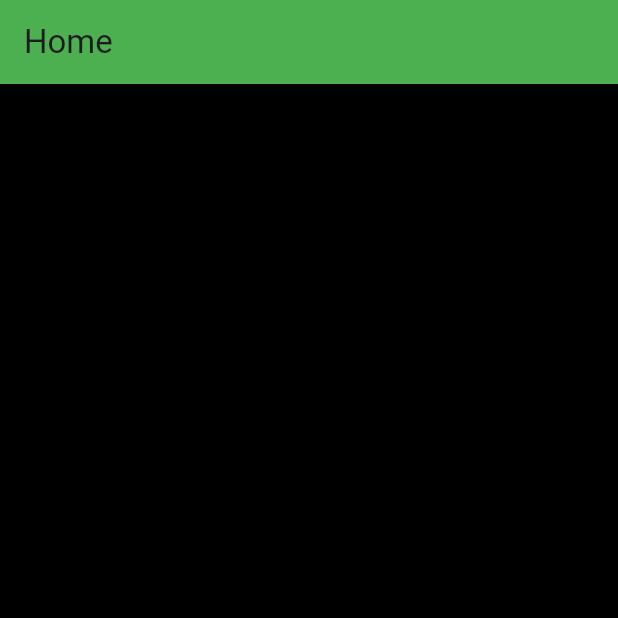
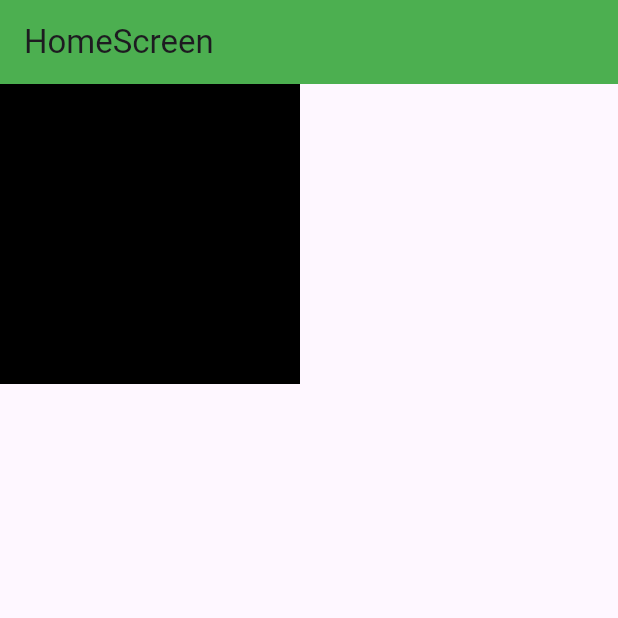
Before and after one commit to SubrataSft/flutter-practice, a Flutter app: the screen it shows after launch, on a phone screen of 412 x 824 dp, the top half of it. Run offline on Flutter 3.47's test engine with Material 3 defaults, Android fonts, the phone set to English and light mode, and no system bars.

Commit message:
AspectRation, Expanded,FractionallySizedBox

```diff
--- a/lib/main.dart
+++ b/lib/main.dart
@@ -1,6 +1,5 @@
-
+import 'package:flutter/cupertino.dart';
 import 'package:flutter/material.dart';
-
 
 void main() {
   runApp(MyApp());
@@ -11,72 +10,46 @@ class MyApp extends StatelessWidget {
 
   @override
   Widget build(BuildContext context) {
-    return MaterialApp(
-      home: Home(),
+    return MaterialApp(home: HomeScreen());
+  }
+}
+
+class HomeScreen extends StatelessWidget {
+  const HomeScreen({super.key});
+
+  @override
+  Widget build(BuildContext context) {
+    return Scaffold(
+      appBar: AppBar(backgroundColor: Colors.green, title: Text("HomeScreen")),
+      body: Column(
+        children: [
+          // Expanded(
+          //   flex: 3,
+          //   child: Container(height: 100, width: 100, color: Colors.green),
+          // ),
+          // Flexible(
+          //   flex: 3,
+          //   fit: FlexFit.tight,
+          //   child: Container(height: 100, width: 100, color: Colors.red),
+          // ),
+          // Flexible(
+          //   fit: FlexFit.tight,
+          //   child: Container(height: 100, width: 100, color: Colors.yellow),
+          // ),
+          /* AspectRatio(aspectRatio: 16/16,child: Container(color: Colors.red,),) */
+       SizedBox(
+         height: 200,
+         width: 100,
+         child: FractionallySizedBox(
+           heightFactor: 1,
+           widthFactor: 3,
+           child: Container(
+             color: Colors.black,
+           ),
+         ),
+       )
+        ],
+      ),
     );
   }
 }
-class Home extends StatelessWidget {
-  const Home({super.key});
-
-  @override
-  Widget build(BuildContext context) {
-
-    print(MediaQuery.of(context).size);
-    print(MediaQuery.of(context).size.width);
-    print(MediaQuery.of(context).size.height);
-    print(MediaQuery.of(context).displayFeatures);
-    print(MediaQuery.of(context).orientation);
-    print(MediaQuery.of(context).gestureSettings);
-    return Scaffold(
-      appBar: AppBar(
-        backgroundColor: Colors.green,
-        title: Text("Home"),
-      ),
-      /*body: Center(
-        child: Wrap(
-          alignment: WrapAlignment.center,
-          spacing: 8,
-          children: [
-            Text(MediaQuery.orientationOf(context).toString()),
-            Text(MediaQuery.orientationOf(context).toString()),
-            Text(MediaQuery.orientationOf(context).toString()),
-            Text(MediaQuery.orientationOf(context).toString()),
-            Text(MediaQuery.orientationOf(context).toString()),
-            Text(MediaQuery.orientationOf(context).toString()),
-            Text(MediaQuery.orientationOf(context).toString()),
-          ],
-        ),
-      ),*/
-     /* body: LayoutBuilder(builder: (BuildContext context, BoxConstraints constraints) {
-        if(constraints.maxWidth< 600){
-          return Center(child: Text("Mobile"));
-        }else if(constraints.maxWidth< 800){
-          return Center(child: Text("Laptop"));
-        }else if(constraints.maxWidth< 1200){
-          return Center(child: Text("Desktop"));
-        }
-
-        return Center(child: Text("Version 2"));
-      },),*/
-
-      body: OrientationBuilder(builder: ( context, Orientation) {
-        if(Orientation == Orientation.index){
-          return Container(
-            height: double.infinity,
-            width: double.infinity,
-            color: Colors.green,
-          );
-        }else{
-          return Container(
-            height: double.infinity,
-            width: double.infinity,
-            color: Colors.black,
-          );
-        }
-
-
-      },),
-    );
-  }
-}
```
